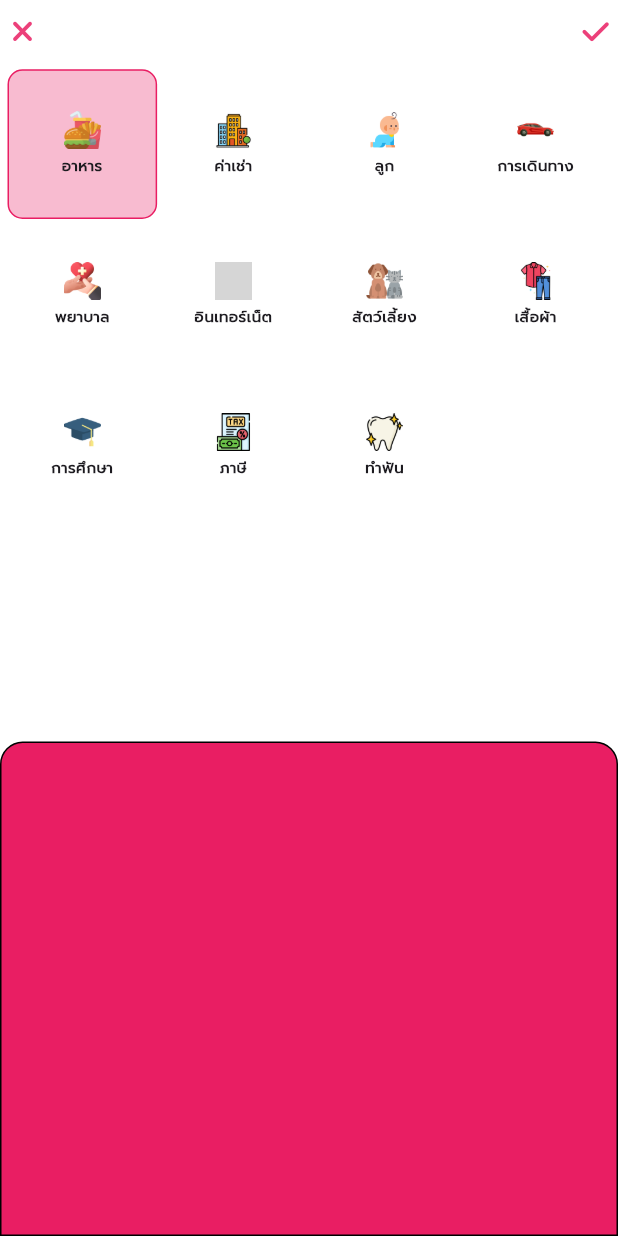
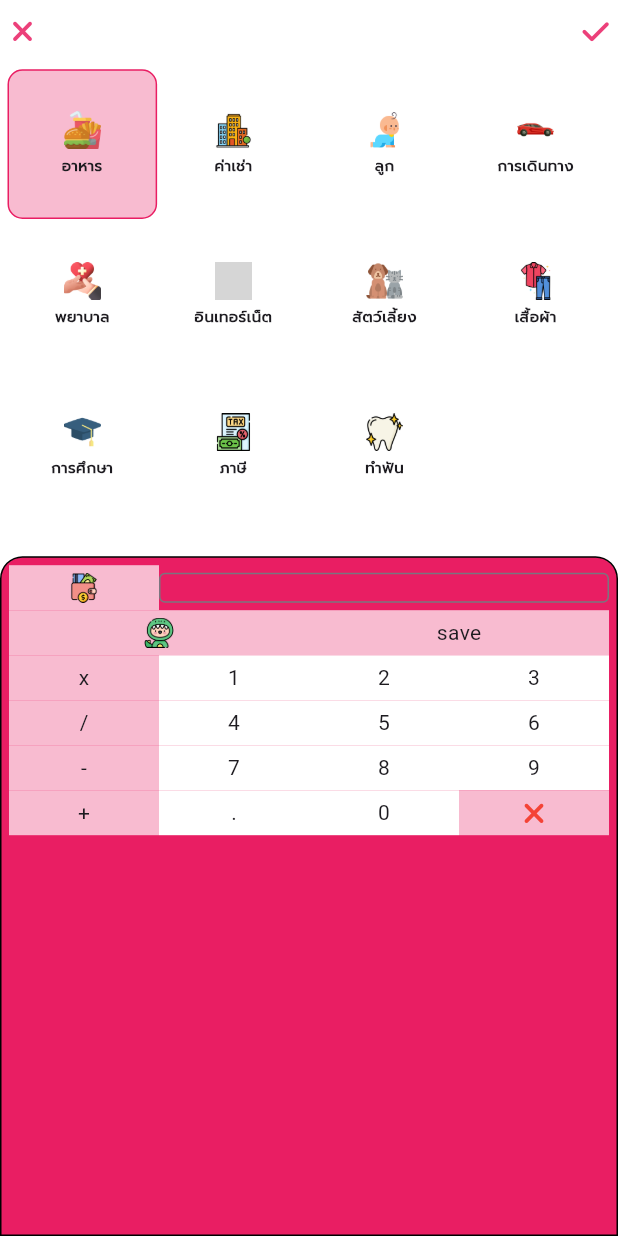
Before and after one commit to sixsixsixzac/srvcgit, a Flutter app: the PopUp screen opened directly, on a phone screen of 412 x 824 dp. Run offline on Flutter 3.47's test engine with Material 3 defaults, Android fonts, the light colour scheme and no system bars; our stand-ins replace auto_size_text, font_awesome_flutter, quickalert, shared_preferences, shimmer; accounts and stored records are empty; grey boxes are pictures that could not be loaded.

Commit message:
keyboard update 50% (set Keyboard layout)

```diff
--- a/lib/Pages/_AddExpense.dart
+++ b/lib/Pages/_AddExpense.dart
@@ -157,6 +157,200 @@ class _PopUpState extends State<PopUp> {
     },
   ];
 
+  List<Map<String, dynamic>> input_btn = [
+    {
+      'flex' : 1,
+      'type' : 'button',
+      'message' : Image.asset(
+        "assets/images/icons/wallet.png",
+        width: 20.0,
+        height: 20.0,
+      ),
+      'background_color' : Colors.pink[100],
+      'ontap' : () {
+
+      }
+    },
+    {
+      'flex' : 3,
+      'type' : 'input',
+      'message' : Null,
+      'background_color' : Colors.white,
+      'ontap' : Null
+    },
+    {
+      'flex' : 2,
+      'type' : 'button',
+      'message' : Image.asset(
+        'assets/images/member_types/me.png',
+        width: 20.0,
+        height: 20.0,
+        ),
+      'background_color' : Colors.pink[100],
+      'ontap' : () {
+
+      }
+    },
+    {
+      'flex' : 2,
+      'type' : 'button',
+      'message' : 'save',
+      'background_color' : Colors.pink[100],
+      'ontap' : () {
+
+      }
+    },
+    {
+      'flex' : 1,
+      'type' : 'button',
+      'message' : 'x',
+      'background_color' : Colors.pink[100],
+      'ontap' : () {
+
+      }
+    },
+    {
+      'flex' : 1,
+      'type' : 'button',
+      'message' : '1',
+      'background_color' : Colors.white,
+      'ontap' : () {
+
+      }
+    },
+    {
+      'flex' : 1,
+      'type' : 'button',
+      'message' : '2',
+      'background_color' : Colors.white,
+      'ontap' : () {
+
+      }
+    },
+    {
+      'flex' : 1,
+      'type' : 'button',
+      'message' : '3',
+      'background_color' : Colors.white,
+      'ontap' : () {
+
+      }
+    },
+    {
+      'flex' : 1,
+      'type' : 'button',
+      'message' : '/',
+      'background_color' : Colors.pink[100],
+      'ontap' : () {
+
+      }
+    },
+    {
+      'flex' : 1,
+      'type' : 'button',
+      'message' : '4',
+      'background_color' : Colors.white,
+      'ontap' : () {
+
+      }
+    },
+    {
+      'flex' : 1,
+      'type' : 'button',
+      'message' : '5',
+      'background_color' : Colors.white,
+      'ontap' : () {
+
+      }
+    },
+    {
+      'flex' : 1,
+      'type' : 'button',
+      'message' : '6',
+      'background_color' : Colors.white,
+      'ontap' : () {
+
+      }
+    },
+    {
+      'flex' : 1,
+      'type' : 'button',
+      'message' : '-',
+      'background_color' : Colors.pink[100],
+      'ontap' : () {
+
+      }
+    },
+    {
+      'flex' : 1,
+      'type' : 'button',
+      'message' : '7',
+      'background_color' : Colors.white,
+      'ontap' : () {
+
+      }
+    },
+    {
+      'flex' : 1,
+      'type' : 'button',
+      'message' : '8',
+      'background_color' : Colors.white,
+      'ontap' : () {
+
+      }
+    },
+    {
+      'flex' : 1,
+      'type' : 'button',
+      'message' : '9',
+      'background_color' : Colors.white,
+      'ontap' : () {
+
+      }
+    },
+    {
+      'flex' : 1,
+      'type' : 'button',
+      'message' : '+',
+      'background_color' : Colors.pink[100],
+      'ontap' : () {
+
+      }
+    },
+    {
+      'flex' : 1,
+      'type' : 'button',
+      'message' : '.',
+      'background_color' : Colors.white,
+      'ontap' : () {
+
+      }
+    },
+    {
+      'flex' : 1,
+      'type' : 'button',
+      'message' : '0',
+      'background_color' : Colors.white,
+      'ontap' : () {
+
+      }
+    },
+    {
+      'flex' : 1,
+      'type' : 'button',
+      'message' : Icon(
+        FontAwesomeIcons.times,
+        size: 20.0,
+        color: Colors.red,
+      ),
+      'background_color' : Colors.pink[100],
+      'ontap' : () {
+
+      }
+    },
+
+  ];
+
   @override
   Widget build(BuildContext context) {
     return Scaffold(
@@ -187,11 +381,11 @@ class _PopUpState extends State<PopUp> {
           ),
           Container(
             padding: const EdgeInsets.all(5.0),
-            height: MediaQuery.of(context).size.height * 0.55,
+            height: MediaQuery.of(context).size.height * 0.40,
             child: generateMenu(),
           ),
           Container(
-            height: MediaQuery.of(context).size.height * 0.4,
+            height: MediaQuery.of(context).size.height * 0.55,
             width: MediaQuery.of(context).size.height * 1,
             decoration: BoxDecoration(
               border: Border.all(width: 1.0, color: Colors.black),
@@ -201,11 +395,9 @@ class _PopUpState extends State<PopUp> {
               ),
               color: Colors.pink,
             ),
-            child: const Padding(
+            child:  Padding(
               padding: EdgeInsets.all(5.0),
-              child: Column(
-                children: [],
-              ),
+              child: generateBtn(),
             ),
           )
         ],
@@ -260,11 +452,67 @@ class _PopUpState extends State<PopUp> {
     );
   }
 
-  Widget generateBtn(text, background_color) {
-    return Container(
-      decoration: BoxDecoration(border: Border.all(width: 1.0, color: background_color), borderRadius: BorderRadius.circular(10.0), color: background_color),
-      child: text,
-      height: 20.0,
+  Widget generateBtn () {
+    List<Widget> rows = [];
+    List<Widget> current_row = [];
+    int current_flex = 0;
+
+    for (var btn in input_btn) {
+      if (current_flex + btn['flex'] > 4) {
+        rows.add(Row(
+          children: current_row,
+        ));
+        current_row = [];
+        current_flex = 0;
+      }
+
+      if (btn['type'] == 'button') {
+        current_row.add(
+          Expanded(
+            flex: btn['flex'],
+            child: GestureDetector(
+              onTap: btn['ontap'],
+              child: Container(
+                padding: EdgeInsets.all(5.0),
+                color: btn['background_color'],
+                child: Center(
+                  child: (btn['message'] is String) ? Text(btn['message']) : btn['message']
+
+                  ,
+                ),
+              ),
+            ),
+
+          )
+        );
+      } else {
+        current_row.add(
+          Expanded(
+            flex: btn['flex'],
+            child: Container(
+              height: 20.0,
+              child: TextField(
+                decoration: InputDecoration(
+                  border: OutlineInputBorder()
+                ),
+              ),
+            ),
+          )
+        );
+      }
+
+      current_flex += btn['flex'] as int;
+    }
+
+    // จัดแถวสุดท้าย
+    if (current_row.isNotEmpty) {
+      rows.add(Row(
+        children: current_row,
+      ));
+    }
+
+    return Column(
+      children: rows,
     );
   }
 }
```
